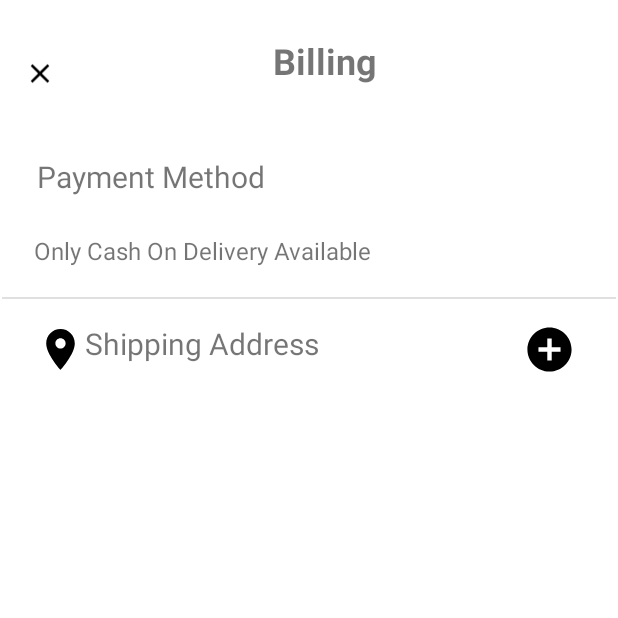
After one commit to Harish3000/FarmLink-MAD-PROJECT-Y2S2-G4.2, an Android app: the BillingActivity screen opened directly, with no data from a screen before it, on a phone screen of 412 x 824 dp, the top half of it. The commit adds this screen. Run offline under Robolectric (Android 15) with nearby library versions, the phone set to English and light mode, and no system bars; our stand-ins replace Firebase (no records; nobody signed in at launch, a user with empty details on screens opened directly).

Commit message:
Display data on Recyclerview
Successful

```diff
--- a/app/src/main/AndroidManifest.xml
+++ b/app/src/main/AndroidManifest.xml
@@ -26,7 +26,8 @@
                 <category android:name="android.intent.category.LAUNCHER" />
             </intent-filter>
         </activity>
-        <activity android:name=".AddressAcivity" android:exported="false" />
+        <activity android:name=".Cart_Delivery_Activities.AddressAcivity" android:exported="false" />
+        <activity android:name=".Cart_Delivery_Activities.BillingActivity" android:exported="false" />
     </application>
 
 </manifest>
--- a/app/src/main/java/com/example/farmlink/AddressAcivity.kt
+++ b/app/src/main/java/com/example/farmlink/Cart_Delivery_Activities/AddressAcivity.kt
@@ -1,10 +1,12 @@
-package com.example.farmlink
+package com.example.farmlink.Cart_Delivery_Activities
 
 import android.os.Bundle
 import android.widget.Button
 import android.widget.EditText
 import android.widget.Toast
 import androidx.appcompat.app.AppCompatActivity
+import com.example.farmlink.Cart_Delivery_Modals.AddressData
+import com.example.farmlink.R
 import com.google.firebase.database.DatabaseReference
 import com.google.firebase.database.FirebaseDatabase
 
--- /dev/null
+++ b/app/src/main/java/com/example/farmlink/Cart_Delivery_Activities/BillingActivity.kt
@@ -0,0 +1,61 @@
+package com.example.farmlink.Cart_Delivery_Activities
+
+import android.annotation.SuppressLint
+import android.os.Bundle
+import android.view.View
+import androidx.appcompat.app.AppCompatActivity
+import androidx.recyclerview.widget.LinearLayoutManager
+import androidx.recyclerview.widget.RecyclerView
+import com.example.farmlink.Cart_Delivery_Adapters.AddressAdapter
+import com.example.farmlink.Cart_Delivery_Modals.AddressData
+import com.example.farmlink.R
+import com.google.firebase.database.*
+
+
+class BillingActivity : AppCompatActivity() {
+
+    private lateinit var addressRecyclerView: RecyclerView
+    private lateinit var addressList: ArrayList<AddressData>
+    private lateinit var dbRef: DatabaseReference
+
+    override fun onCreate(savedInstanceState: Bundle?) {
+        super.onCreate(savedInstanceState)
+        setContentView(R.layout.activity_billing)
+
+        addressRecyclerView = findViewById(R.id.rvAddresses)
+        addressRecyclerView.layoutManager = LinearLayoutManager(this)
+        addressRecyclerView.setHasFixedSize(true)
+
+        addressList = arrayListOf<AddressData>()
+
+        getAddressData()
+    }
+
+    private fun getAddressData(){
+        addressRecyclerView.visibility = View.GONE
+
+        val dbRef = FirebaseDatabase.getInstance().getReference("Addresses")
+
+        dbRef.addValueEventListener(object : ValueEventListener{
+            override fun onDataChange(snapshot: DataSnapshot) {
+               addressList.clear()
+                if(snapshot.exists()){
+                    for (addressSnap in snapshot.children){
+                        val addressesData = addressSnap.getValue(AddressData::class.java)
+                        addressList.add(addressesData!!)
+                    }
+                    val mAdapter = AddressAdapter(addressList)
+                    addressRecyclerView.adapter = mAdapter
+
+                    addressRecyclerView.visibility = View.VISIBLE
+
+                }
+            }
+
+            override fun onCancelled(error: DatabaseError) {
+                TODO("Not yet implemented")
+            }
+
+        })
+    }
+}
--- a/app/src/main/java/com/example/farmlink/AddressData.kt
+++ b/app/src/main/java/com/example/farmlink/Cart_Delivery_Modals/AddressData.kt
@@ -1,4 +1,4 @@
-package com.example.farmlink
+package com.example.farmlink.Cart_Delivery_Modals
 
 data class AddressData(
     var addressId: String? = null,
--- /dev/null
+++ b/app/src/main/res/drawable/add_addresses_icon.xml
@@ -0,0 +1,5 @@
+<vector android:height="24dp" android:tint="#000000"
+    android:viewportHeight="24" android:viewportWidth="24"
+    android:width="24dp" xmlns:android="http://schemas.android.com/apk/res/android">
+    <path android:fillColor="@android:color/white" android:pathData="M12,2C6.48,2 2,6.48 2,12s4.48,10 10,10 10,-4.48 10,-10S17.52,2 12,2zM17,13h-4v4h-2v-4L7,13v-2h4L11,7h2v4h4v2z"/>
+</vector>
--- /dev/null
+++ b/app/src/main/res/drawable/location_icon.xml
@@ -0,0 +1,5 @@
+<vector android:height="24dp" android:tint="#000000"
+    android:viewportHeight="24" android:viewportWidth="24"
+    android:width="24dp" xmlns:android="http://schemas.android.com/apk/res/android">
+    <path android:fillColor="@android:color/white" android:pathData="M12,2C8.13,2 5,5.13 5,9c0,5.25 7,13 7,13s7,-7.75 7,-13c0,-3.87 -3.13,-7 -7,-7zM12,11.5c-1.38,0 -2.5,-1.12 -2.5,-2.5s1.12,-2.5 2.5,-2.5 2.5,1.12 2.5,2.5 -1.12,2.5 -2.5,2.5z"/>
+</vector>
--- a/app/src/main/res/layout/activity_address.xml
+++ b/app/src/main/res/layout/activity_address.xml
@@ -109,7 +109,7 @@
             app:srcCompat="@drawable/close_btn" />
 
         <TextView
-            android:id="@+id/tvAddress"
+            android:id="@+id/tvBilling"
             android:layout_width="match_parent"
             android:layout_height="match_parent"
             android:layout_weight="7"
--- /dev/null
+++ b/app/src/main/res/layout/activity_billing.xml
@@ -0,0 +1,122 @@
+<?xml version="1.0" encoding="utf-8"?>
+<androidx.constraintlayout.widget.ConstraintLayout xmlns:android="http://schemas.android.com/apk/res/android"
+    xmlns:app="http://schemas.android.com/apk/res-auto"
+    xmlns:tools="http://schemas.android.com/tools"
+    android:layout_width="match_parent"
+    android:layout_height="match_parent">
+
+    <LinearLayout
+        android:id="@+id/linearLayout"
+        android:layout_width="0dp"
+        android:layout_height="50dp"
+        android:layout_marginStart="16dp"
+        android:layout_marginTop="24dp"
+        android:layout_marginEnd="16dp"
+        android:orientation="horizontal"
+        app:layout_constraintEnd_toEndOf="parent"
+        app:layout_constraintStart_toStartOf="parent"
+        app:layout_constraintTop_toTopOf="parent">
+
+        <ImageView
+            android:id="@+id/btn_close"
+            android:layout_width="wrap_content"
+            android:layout_height="match_parent"
+            android:layout_weight="1"
+            app:srcCompat="@drawable/close_btn" />
+
+        <TextView
+            android:id="@+id/tvBilling"
+            android:layout_width="match_parent"
+            android:layout_height="match_parent"
+            android:layout_weight="7"
+            android:text="@string/tvBilling"
+            android:textAlignment="center"
+            android:textSize="24sp"
+            android:textStyle="bold" />
+    </LinearLayout>
+
+    <TextView
+        android:id="@+id/tvPayMethod"
+        android:layout_width="156dp"
+        android:layout_height="36dp"
+        android:layout_marginStart="24dp"
+        android:layout_marginTop="30dp"
+        android:layout_marginEnd="231dp"
+        android:text="@string/tvPayMethod"
+        android:textSize="20sp"
+        app:layout_constraintEnd_toEndOf="parent"
+        app:layout_constraintStart_toStartOf="parent"
+        app:layout_constraintTop_toBottomOf="@+id/linearLayout" />
+
+    <TextView
+        android:id="@+id/tvPayText"
+        android:layout_width="wrap_content"
+        android:layout_height="wrap_content"
+        android:layout_marginStart="24dp"
+        android:layout_marginTop="16dp"
+        android:layout_marginEnd="165dp"
+        android:text="@string/tvPayText"
+        android:textSize="16sp"
+        app:layout_constraintEnd_toEndOf="parent"
+        app:layout_constraintStart_toStartOf="parent"
+        app:layout_constraintTop_toBottomOf="@+id/tvPayMethod" />
+
+    <View
+        android:id="@+id/divider"
+        android:layout_width="409dp"
+        android:layout_height="1dp"
+        android:layout_marginStart="1dp"
+        android:layout_marginTop="20dp"
+        android:layout_marginEnd="1dp"
+        android:background="?android:attr/listDivider"
+        app:layout_constraintEnd_toEndOf="parent"
+        app:layout_constraintStart_toStartOf="parent"
+        app:layout_constraintTop_toBottomOf="@+id/tvPayText" />
+
+    <LinearLayout
+        android:id="@+id/linearLayout2"
+        android:layout_width="0dp"
+        android:layout_height="wrap_content"
+        android:layout_marginStart="24dp"
+        android:layout_marginTop="16dp"
+        android:layout_marginEnd="24dp"
+        android:orientation="horizontal"
+        app:layout_constraintEnd_toEndOf="parent"
+        app:layout_constraintStart_toStartOf="parent"
+        app:layout_constraintTop_toBottomOf="@+id/divider">
+
+        <ImageView
+            android:id="@+id/imageView2"
+            android:layout_width="14dp"
+            android:layout_height="35dp"
+            android:layout_weight="1"
+            app:srcCompat="@drawable/location_icon" />
+
+        <TextView
+            android:id="@+id/tvShippingAddress"
+            android:layout_width="wrap_content"
+            android:layout_height="match_parent"
+            android:layout_weight="7"
+            android:text="@string/tvShippingAddress"
+            android:textSize="20sp" />
+
+        <ImageView
+            android:id="@+id/btnAddAddresses"
+            android:layout_width="wrap_content"
+            android:layout_height="match_parent"
+            android:layout_weight="1"
+            app:srcCompat="@drawable/add_addresses_icon" />
+    </LinearLayout>
+
+    <androidx.recyclerview.widget.RecyclerView
+        android:id="@+id/rvAddresses"
+        android:layout_width="0dp"
+        android:layout_height="wrap_content"
+        android:layout_marginStart="24dp"
+        android:layout_marginTop="16dp"
+        android:layout_marginEnd="24dp"
+        app:layout_constraintEnd_toEndOf="parent"
+        app:layout_constraintStart_toStartOf="parent"
+        app:layout_constraintTop_toBottomOf="@+id/linearLayout2" />
+
+</androidx.constraintlayout.widget.ConstraintLayout>
--- /dev/null
+++ b/app/src/main/res/values/dimens.xml
@@ -0,0 +1,4 @@
+<?xml version="1.0" encoding="utf-8"?>
+<resources>
+    <dimen name="cardview_custom_radius">10dp</dimen>
+</resources>
--- a/app/src/main/res/values/strings.xml
+++ b/app/src/main/res/values/strings.xml
@@ -12,4 +12,8 @@
     <string name="tvAddress">Addresses</string>
     <string name="btnDelete">Delete</string>
     <string name="btnSave">Save</string>
+    <string name="tvBilling">Billing</string>
+    <string name="tvPayMethod">Payment Method</string>
+    <string name="tvPayText">Only Cash On Delivery Available</string>
+    <string name="tvShippingAddress">Shipping Address</string>
 </resources>
```
Also changed, not shown: app/src/main/java/com/example/farmlink/CartFragment.kt (+10 -0 lines), app/src/main/java/com/example/farmlink/Cart_Delivery_Adapters/AddressAdapter.kt (added, +33 -0 lines), app/src/main/res/layout/address_list_item.xml (added, +35 -0 lines), app/src/main/res/layout/fragment_cart.xml (+11 -2 lines).
